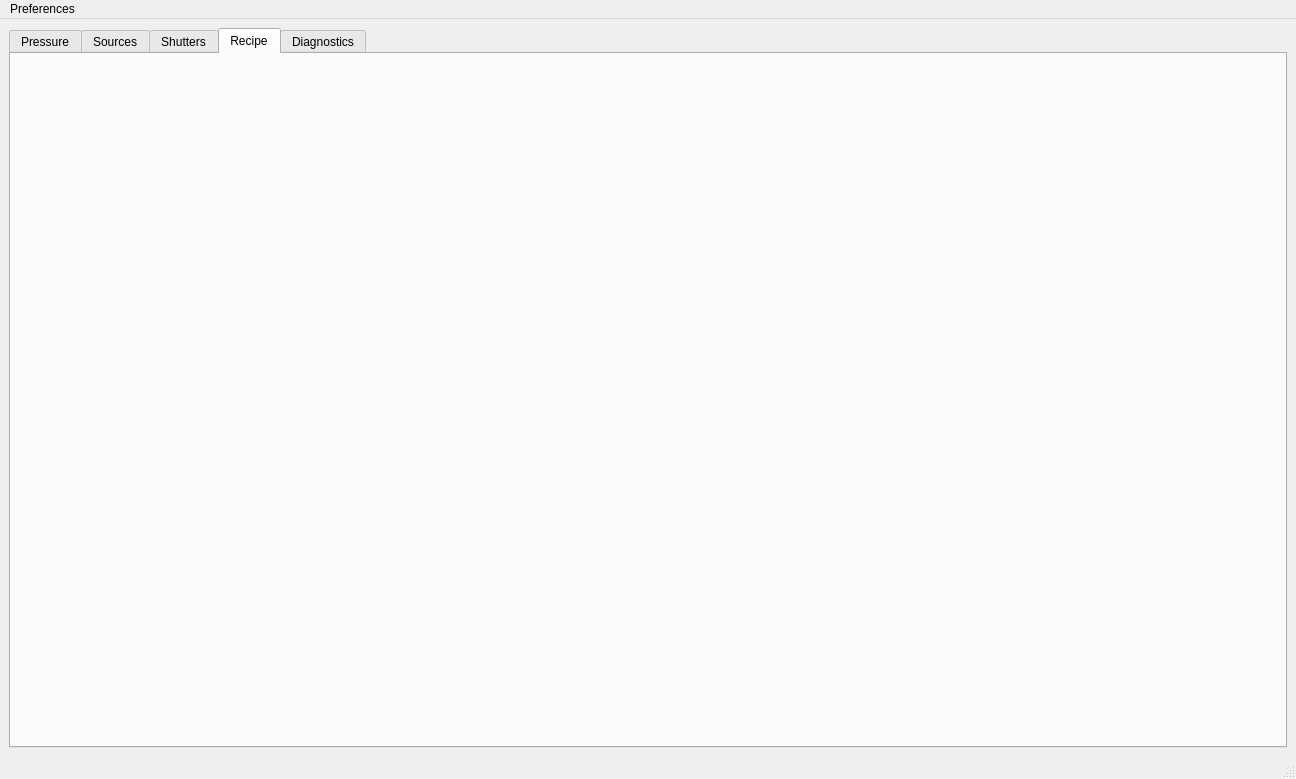
Before: the Qt Designer form src/gui/main.ui in TheRealJarbean/lattice, drawn with Qt 5.
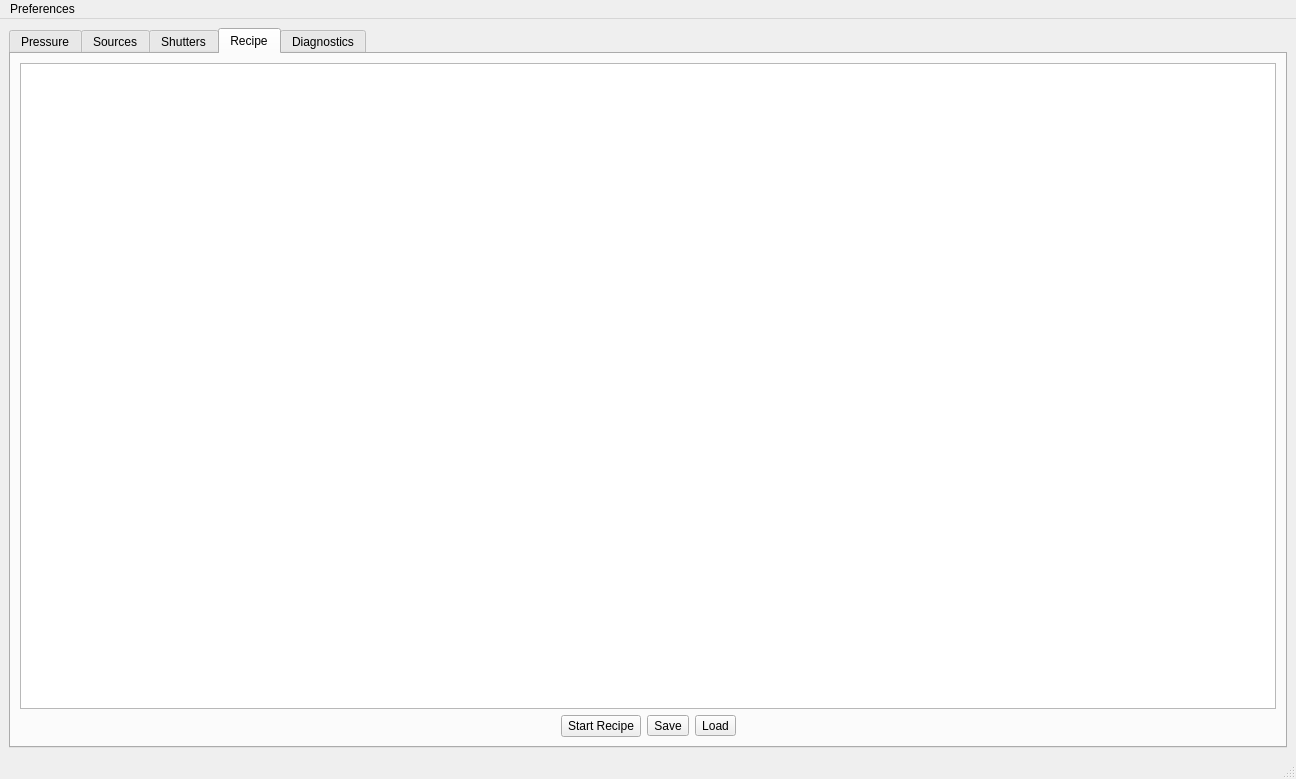
After: the same form once the commit is applied. The open tabs and pages were chosen to show the change. Custom widgets are drawn as their Qt base class.

Commit message: feat: begin recipe tab gui

```diff
--- a/src/gui/main.ui
+++ b/src/gui/main.ui
@@ -2873,6 +2873,65 @@
        <attribute name="title">
         <string>Recipe</string>
        </attribute>
+       <layout class="QVBoxLayout" name="verticalLayout">
+        <item>
+         <widget class="QTableWidget" name="tableWidget"/>
+        </item>
+        <item>
+         <layout class="QHBoxLayout" name="horizontalLayout_2">
+          <property name="sizeConstraint">
+           <enum>QLayout::SizeConstraint::SetDefaultConstraint</enum>
+          </property>
+          <item>
+           <spacer name="horizontalSpacer_5">
+            <property name="orientation">
+             <enum>Qt::Orientation::Horizontal</enum>
+            </property>
+            <property name="sizeHint" stdset="0">
+             <size>
+              <width>40</width>
+              <height>20</height>
+             </size>
+            </property>
+           </spacer>
+          </item>
+          <item>
+           <widget class="QPushButton" name="pushButton_5">
+            <property name="text">
+             <string>Start Recipe</string>
+            </property>
+           </widget>
+          </item>
+          <item>
+           <widget class="QToolButton" name="toolButton">
+            <property name="text">
+             <string>Save</string>
+            </property>
+           </widget>
+          </item>
+          <item>
+           <widget class="QToolButton" name="toolButton_2">
+            <property name="text">
+             <string>Load</string>
+            </property>
+           </widget>
+          </item>
+          <item>
+           <spacer name="horizontalSpacer_6">
+            <property name="orientation">
+             <enum>Qt::Orientation::Horizontal</enum>
+            </property>
+            <property name="sizeHint" stdset="0">
+             <size>
+              <width>40</width>
+              <height>20</height>
+             </size>
+            </property>
+           </spacer>
+          </item>
+         </layout>
+        </item>
+       </layout>
       </widget>
       <widget class="QWidget" name="diagnostics_tab">
        <attribute name="title">
```
Left out of the diff: 2 changed lines with no effect on the pictures.
